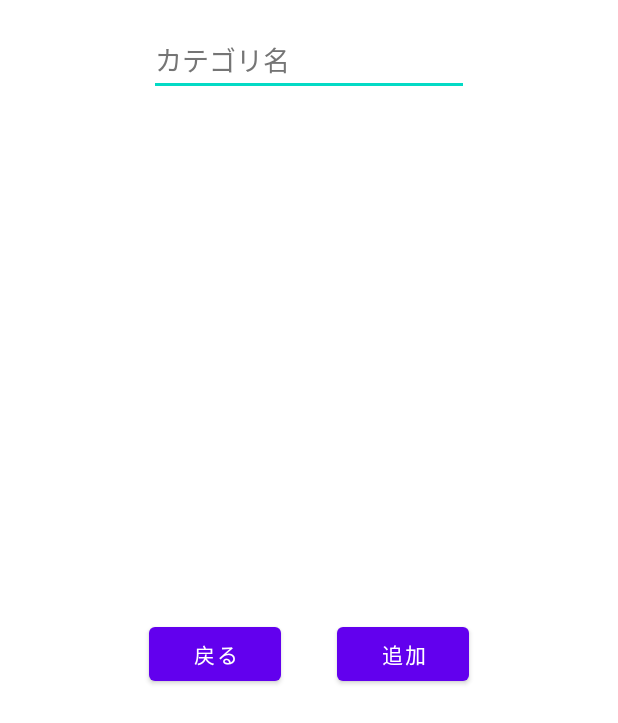
After one commit to itc-s21009/VocabularyBook, an Android app: the layout popup_add_category.xml on its own in the app's theme, with its tools: preview values and no code run, on a phone screen of 412 x 824 dp. The commit adds this screen. Shown: the top 723 px of the screen. Run offline under Robolectric (Android 15) with nearby library versions, the phone set to English and light mode, and no system bars.

Commit message:
データの登録SQLの修正・カテゴリ追加画面実装した

```diff
--- /dev/null
+++ b/app/src/main/res/layout/popup_add_category.xml
@@ -0,0 +1,42 @@
+<?xml version="1.0" encoding="utf-8"?>
+<androidx.constraintlayout.widget.ConstraintLayout xmlns:android="http://schemas.android.com/apk/res/android"
+    xmlns:app="http://schemas.android.com/apk/res-auto"
+    android:layout_width="match_parent"
+    android:layout_height="match_parent">
+
+    <EditText
+        android:id="@+id/etAddCategory"
+        android:layout_width="wrap_content"
+        android:layout_height="wrap_content"
+        android:layout_marginStart="16dp"
+        android:layout_marginTop="16dp"
+        android:layout_marginEnd="16dp"
+        android:ems="10"
+        android:hint="@string/category_name"
+        android:inputType="textPersonName"
+        android:minHeight="48dp"
+        android:textColorHint="#757575"
+        app:layout_constraintEnd_toEndOf="parent"
+        app:layout_constraintStart_toStartOf="parent"
+        app:layout_constraintTop_toTopOf="parent" />
+
+    <Button
+        android:id="@+id/btBack"
+        android:layout_width="wrap_content"
+        android:layout_height="wrap_content"
+        android:layout_marginBottom="16dp"
+        android:text="@string/bt_back"
+        app:layout_constraintBottom_toBottomOf="parent"
+        app:layout_constraintStart_toStartOf="@+id/etAddCategory"
+        app:layout_constraintTop_toBottomOf="@+id/etAddCategory" />
+
+    <Button
+        android:id="@+id/btAddCategoryConfirm"
+        android:layout_width="wrap_content"
+        android:layout_height="wrap_content"
+        android:layout_marginBottom="16dp"
+        android:text="@string/add"
+        app:layout_constraintBottom_toBottomOf="parent"
+        app:layout_constraintEnd_toEndOf="@+id/etAddCategory"
+        app:layout_constraintTop_toBottomOf="@+id/etAddCategory" />
+</androidx.constraintlayout.widget.ConstraintLayout>
--- a/app/src/main/res/values/strings.xml
+++ b/app/src/main/res/values/strings.xml
@@ -3,5 +3,8 @@
     <string name="bt_back">戻る</string>
     <string name="bt_search">検索</string>
     <string name="bt_add">+</string>
+    <string name="add">追加</string>
     <string name="category">カテゴリ</string>
+    <string name="category_name">カテゴリ名</string>
+    <string name="empty"></string>
 </resources>
```
Also changed, not shown: app/src/main/java/jp/ac/it_college/std/pbl_b/vocabularybook/DatabaseHelper.kt (+9 -14 lines), app/src/main/java/jp/ac/it_college/std/pbl_b/vocabularybook/MainActivity.kt (+52 -1 lines), app/src/main/res/drawable-v24/popup_background.xml (added, +8 -0 lines).
